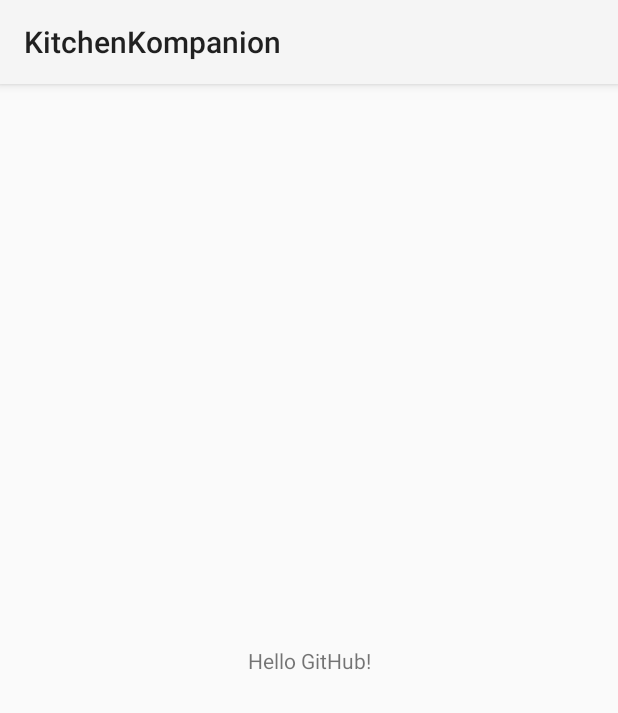
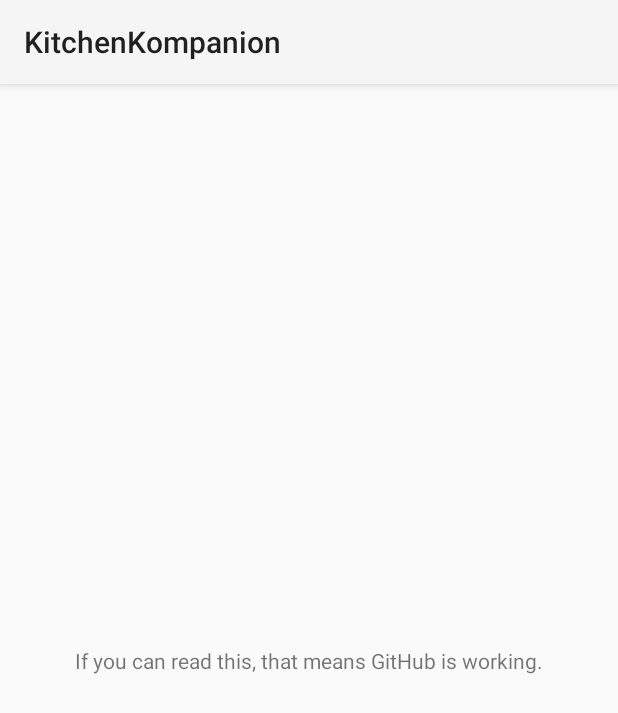
Before and after one commit to crortolf/Kitchen-Kompanion-2022-Group6, an Android app: the screen it shows after launch (MainActivity), on a phone screen of 412 x 824 dp. Shown: the top 713 px of the screen. Run offline under Robolectric (Android 15) with nearby library versions, the phone set to English and light mode, and no system bars.

Commit message:
Check the textbox in activity_main.xml

```diff
--- a/app/src/main/res/layout/activity_main.xml
+++ b/app/src/main/res/layout/activity_main.xml
@@ -9,7 +9,7 @@
     <TextView
         android:layout_width="wrap_content"
         android:layout_height="wrap_content"
-        android:text="Hello GitHub!"
+        android:text="If you can read this, that means GitHub is working."
         app:layout_constraintBottom_toBottomOf="parent"
         app:layout_constraintLeft_toLeftOf="parent"
         app:layout_constraintRight_toRightOf="parent"
```
